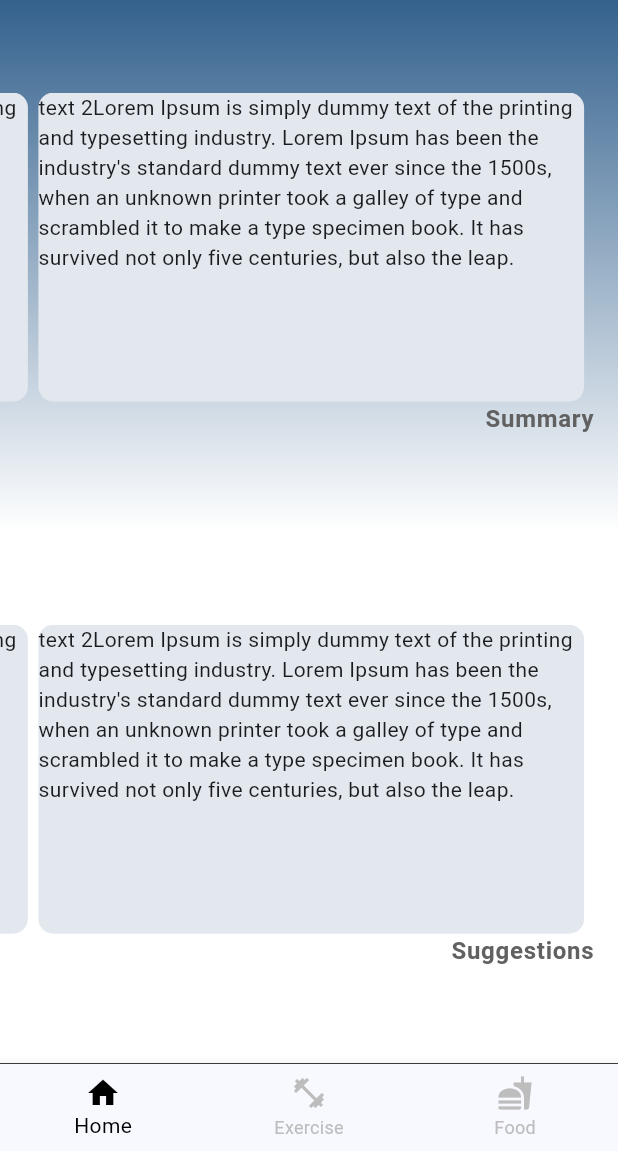
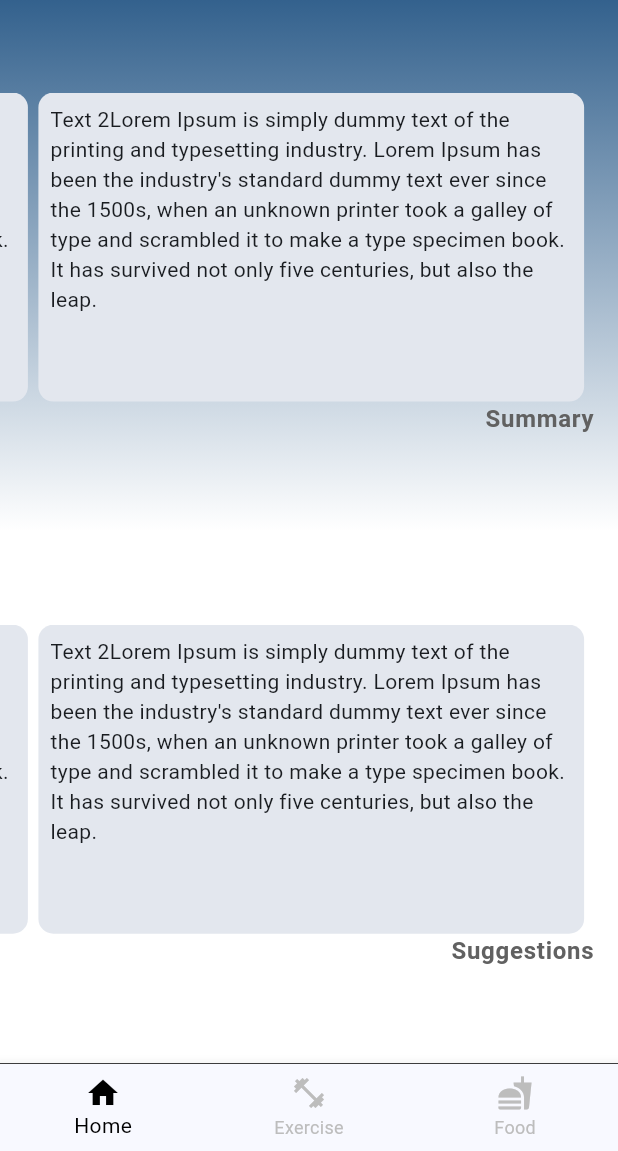
Before and after one commit to Pmunoz200/wellbeing_app, a Flutter app: the HomePage screen opened by its route, on a phone screen of 412 x 824 dp, the part 85-1236 px from its top. Run offline on Flutter 3.47's test engine with Material 3 defaults, Android fonts, the phone set to English and light mode, and no system bars; drawn by our look-alikes of carousel_slider; our stand-ins replace cloud_firestore, firebase_auth, firebase_core, fluttertoast, google_sign_in; accounts and stored records are empty; Roboto replaces fonts that are missing (Montserrat).

Commit message:
Added padding to the test

```diff
--- a/lib/pages/widgets/text_response_container.dart
+++ b/lib/pages/widgets/text_response_container.dart
@@ -28,7 +28,10 @@ class _TextResponseContainerState extends State<TextResponseContainer> {
                     color: Theme.of(context).cardColor,
                     borderRadius: BorderRadius.circular(10.0),
                   ),
-                  child: Text('text $i', style:  Theme.of(context).textTheme.bodyMedium)
+                  child: Padding(
+                    padding: const EdgeInsets.all(8.0),
+                    child: Text('Text $i', style:  Theme.of(context).textTheme.bodyMedium),
+                  )
                 );
               },
             );
```
